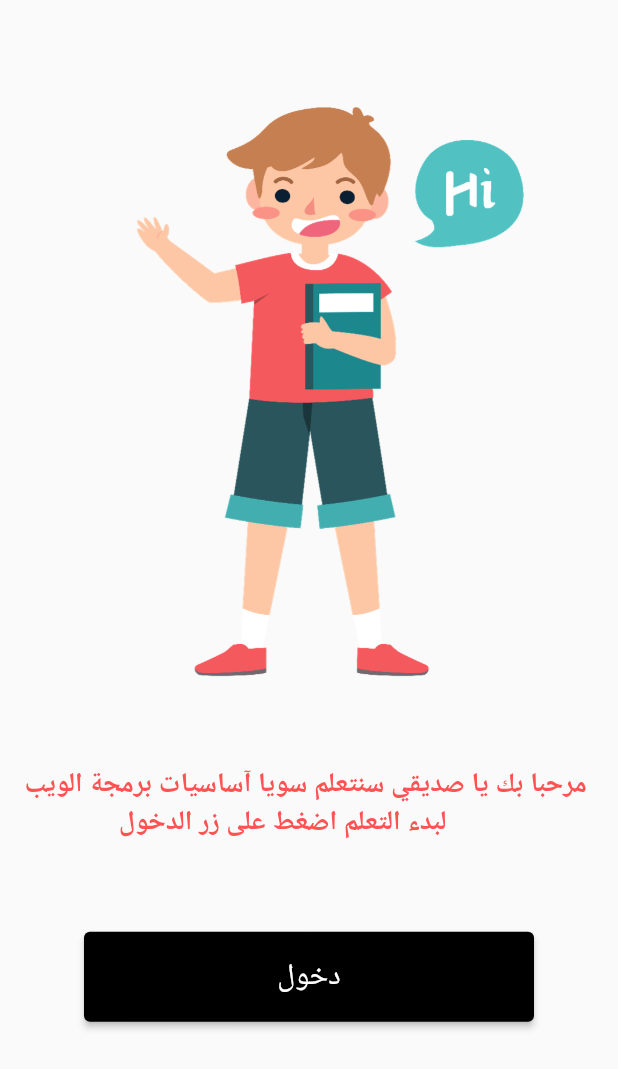
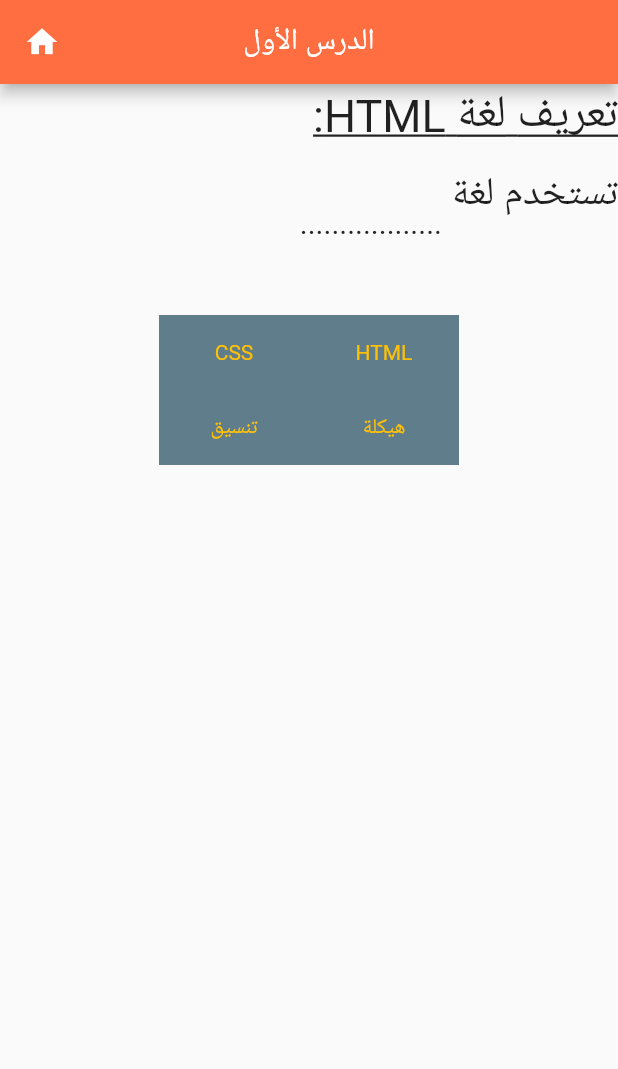
Before and after one commit to AnasKhaled1876/Intro-to-HTML, a Flutter app: the screen it shows after launch, on a phone screen of 412 x 824 dp. Shown: the top 1069 px of the screen. Run offline on Flutter 3.47's test engine with Material 2 defaults, Android fonts, the phone set to English and light mode, and no system bars; our stand-ins replace cloud_firestore, firebase_core, sqflite, youtube_player_flutter; accounts and stored records are empty.

Commit message:
Added First Lesson Page

```diff
--- /dev/null
+++ b/lib/first_lesson_page.dart
@@ -0,0 +1,133 @@
+import 'package:flutter/material.dart';
+import 'package:intro_to_html/main_page.dart';
+
+class FirstLessonPage extends StatefulWidget {
+  const FirstLessonPage({Key? key}) : super(key: key);
+
+  @override
+  State<FirstLessonPage> createState() => _FirstLessonPageState();
+}
+
+class _FirstLessonPageState extends State<FirstLessonPage> {
+  String answer = "";
+
+  @override
+  Widget build(BuildContext context) {
+    return Scaffold(
+      appBar: AppBar(
+        centerTitle: true,
+        backgroundColor: Colors.deepOrangeAccent,
+        leading: IconButton(
+          onPressed: () {
+            Navigator.push(context,
+                MaterialPageRoute(builder: (context) => const MainPage()));
+          },
+          icon: const Icon(Icons.home),
+        ),
+        title: const Text("الدرس الأول"),
+      ),
+      body: Column(
+        crossAxisAlignment: CrossAxisAlignment.start,
+        children: [
+          const Align(
+            alignment: Alignment.centerRight,
+            child: Text(
+              "تعريف لغة HTML:",
+              textAlign: TextAlign.center,
+              textDirection: TextDirection.rtl,
+              style: TextStyle(
+                  decoration: TextDecoration.underline, fontSize: 30.0),
+            ),
+          ),
+          Row(
+            mainAxisAlignment: MainAxisAlignment.end,
+            children: <Widget>[
+              Column(
+                children: <Widget>[
+                  DragTarget<String>(
+                    onAccept: (data) => setState(() => answer = data),
+                    builder: (context, _, __) => SizedBox(
+                      width: 70,
+                      height: 40,
+                      child: Text(
+                        answer,
+                        style: const TextStyle(fontSize: 25.0),
+                      ),
+                    ),
+                  ),
+                  const Align(
+                      alignment: Alignment.centerRight,
+                      child: Text(
+                        "..................",
+                        style: TextStyle(fontSize: 20.0),
+                      )),
+                ],
+              ),
+              const Align(
+                alignment: Alignment.centerRight,
+                child: Text(
+                  "تستخدم لغة ",
+                  textAlign: TextAlign.right,
+                  textDirection: TextDirection.rtl,
+                  style: TextStyle(fontSize: 26.0),
+                ),
+              ),
+            ],
+          ),
+          const SizedBox(height: 50),
+          Row(
+            mainAxisAlignment: MainAxisAlignment.center,
+            children: const <Widget>[
+              DraggableItem(item: "CSS"),
+              DraggableItem(item: "HTML"),
+            ],
+          ),
+          Row(
+            mainAxisAlignment: MainAxisAlignment.center,
+            children: const <Widget>[
+              DraggableItem(item: "تنسيق"),
+              DraggableItem(item: "هيكلة"),
+            ],
+          )
+        ],
+      ),
+    );
+  }
+}
+
+class DraggableItem extends StatelessWidget {
+  final String item;
+
+  const DraggableItem({super.key, required this.item});
+
+  @override
+  Widget build(BuildContext context) {
+    return Draggable<String>(
+      data: item,
+      feedback: MatchItem(item),
+      childWhenDragging: null,
+      child: MatchItem(item),
+    );
+  }
+}
+
+class MatchItem extends StatelessWidget {
+  final String item;
+
+  @override
+  Widget build(BuildContext context) {
+    return Container(
+      color: Colors.blueGrey,
+      width: 100,
+      height: 50,
+      child: Center(
+          child: Text(
+        item,
+        style: const TextStyle(
+            decoration: TextDecoration.none, color: Colors.amber),
+      )),
+    );
+  }
+
+  MatchItem(this.item, {Key? key}) : super(key: key);
+}
--- a/lib/main.dart
+++ b/lib/main.dart
@@ -1,5 +1,6 @@
 import 'package:flutter/material.dart';
 import 'package:intl/intl.dart';
+import 'package:intro_to_html/first_lesson_page.dart';
 import 'package:intro_to_html/home_page.dart';
 import 'package:intro_to_html/intro_page.dart';
 import 'package:firebase_core/firebase_core.dart';
@@ -26,7 +27,7 @@ class MyApp extends StatelessWidget {
     Intl.defaultLocale = 'ar';
     return const MaterialApp(
 
-      home: IntroPage(),
+      home: FirstLessonPage(),
     );
   }
 }
```
